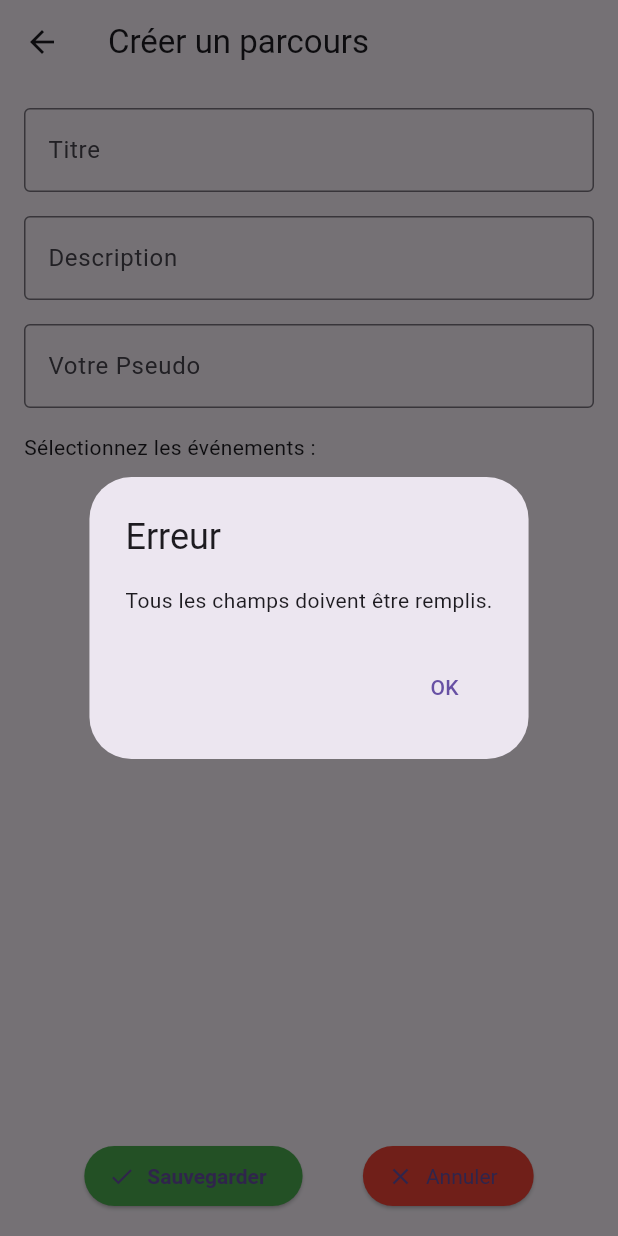
After one commit to xiaolan07/flutterEvenement, a Flutter app: the CreationParcours screen opened directly, after a tap on "Sauvegarder", on a phone screen of 412 x 824 dp. The commit adds this screen. Run offline on Flutter 3.47's test engine with Material 3 defaults, Android fonts, the phone set to English and light mode, and no system bars; our stand-ins replace firebase_core, firebase_database, flutter_rating_bar, google_maps_flutter; accounts and stored records are empty.

Commit message:
debut impl parcours

```diff
--- /dev/null
+++ b/lib/creationParcours.dart
@@ -0,0 +1,198 @@
+import 'package:flutter/material.dart';
+import 'package:flutter_dev/model/eventModel.dart';
+import 'package:flutter_dev/service/firestore.dart';
+//import 'package:fluttertoast/fluttertoast.dart';
+
+class CreationParcours extends StatefulWidget {
+  const CreationParcours({super.key});
+
+  @override
+  State<CreationParcours> createState() => _CreationParcoursState();
+}
+
+class _CreationParcoursState extends State<CreationParcours> {
+
+  final firestoreService = FirestoreService();
+  List<EventModel> allEvents = [];
+  final TextEditingController _titreController = TextEditingController();
+  final TextEditingController _descriptionController = TextEditingController();
+  final TextEditingController _pseudoController = TextEditingController();
+  final List<String> _selectedEvents = [];
+  bool _isLoading = false;
+  bool _titreError = false;
+  bool _descriptionError = false;
+  bool _pseudoError = false;
+
+
+
+    @override
+  void initState() {
+    super.initState();
+    _loadEvents();
+  }
+
+
+  void _loadEvents() async {
+    setState(() => _isLoading = true);
+    var events = await firestoreService.getAllEvents();
+    setState(() {
+      allEvents = events;
+      _isLoading = false;
+    });
+  }
+
+
+  @override
+Widget build(BuildContext context) {
+  return Scaffold(
+    appBar: AppBar(
+      title: Text('Créer un parcours'),
+    ),
+    body: Padding(
+      padding: const EdgeInsets.all(16.0),
+      child: _isLoading
+          ? Center(child: CircularProgressIndicator())
+          : Column(
+              children: [
+                Expanded(
+                  child: SingleChildScrollView(
+                    child: Column(
+                      crossAxisAlignment: CrossAxisAlignment.stretch,
+                      children: [
+                        TextField(
+                          controller: _titreController,
+                          decoration: InputDecoration(
+                            labelText: 'Titre',
+                            border: OutlineInputBorder(),
+                            errorBorder: _titreError ? const OutlineInputBorder(
+                              borderSide: BorderSide(color: Colors.red)
+                            ) : null,
+                          ),
+                          // Autres propriétés
+                          maxLines: null,
+                        ),
+                        SizedBox(height: 16.0),
+                        TextField(
+                          controller: _descriptionController,
+                          decoration: InputDecoration(
+                            labelText: 'Description',
+                            border: OutlineInputBorder(),
+                            errorBorder: _descriptionError ? const OutlineInputBorder(
+                              borderSide: BorderSide(color: Colors.red)
+                            ) : null,
+                          ),
+                          maxLines: null,
+                        ),
+                        SizedBox(height: 16.0),
+                        TextField(
+                          controller: _pseudoController,
+                          decoration: InputDecoration(
+                            labelText: 'Votre Pseudo',
+                            border: OutlineInputBorder(),
+                            errorBorder: _pseudoError ? const OutlineInputBorder(
+                              borderSide: BorderSide(color: Colors.red)
+                            ) : null,
+                          ),
+                          maxLines: null,
+                        ),
+                        SizedBox(height: 16.0),
+                        Text('Sélectionnez les événements :'),
+                        SizedBox(height: 8.0),
+                        Wrap(
+                          spacing: 8.0,
+                          runSpacing: 8.0,
+                          children: allEvents.map((evenement) {
+                            final isSelected = _selectedEvents.contains(evenement.titreFr);
+                            return ChoiceChip(
+                              label: Text(evenement.titreFr),
+                              selected: isSelected,
+                              onSelected: (selected) {
+                                setState(() {
+                                  if (selected) {
+                                    _selectedEvents.add(evenement.titreFr);
+                                  } else {
+                                    _selectedEvents.remove(evenement.titreFr);
+                                  }
+                                });
+                              },
+                            );
+                          }).toList(),
+                        ),
+                        SizedBox(height: 16.0),
+                      ],
+                    ),
+                  ),
+                ),
+                Row(
+                  mainAxisAlignment: MainAxisAlignment.spaceEvenly, // Pour bien espacer les boutons
+                  children: [
+                    ElevatedButton.icon(
+                      onPressed: () async {
+                        // Vérifiez si l'un des champs est vide
+                          if (_titreController.text.trim().isEmpty ||
+                                _descriptionController.text.trim().isEmpty ||
+                                _pseudoController.text.trim().isEmpty) {
+                              // Affichez une alerte ou un message à l'utilisateur
+                              showDialog(
+                                context: context,
+                                builder: (BuildContext context) {
+                                  return AlertDialog(
+                                    title: Text('Erreur'),
+                                    content: Text('Tous les champs doivent être remplis.'),
+                                    actions: <Widget>[
+                                      TextButton(
+                                        child: Text('OK'),
+                                        onPressed: () {
+                                          Navigator.of(context).pop(); // Ferme la boîte de dialogue
+                                        },
+                                      ),
+                                    ],
+                                  );
+                                },
+                              );
+                            } else {
+                            // Tous les champs sont remplis, procédez à la sauvegarde
+                            // Insérez ici la logique de sauvegarde de votre parcours
+                             // La description n'est pas vide, procédez à la sauvegarde
+                              // Insérez ici la logique de sauvegarde de votre parcours
+                              // Exemple de sauvegarde du parcours
+                              // await firestoreService.saveParcours(
+                              //   _titreController.text,
+                              //   _descriptionController.text,
+                              //   _selectedEvents,
+                              // );
+                            Navigator.pop(context); // Retour à l'écran précédent après la sauvegarde
+                          }
+                        },
+                      icon: Icon(Icons.check), // Icône de vérification
+                      label: Text('Sauvegarder'),
+                      style: ElevatedButton.styleFrom(
+                        textStyle: const TextStyle(
+                          color: Colors.black,
+                          fontWeight: FontWeight.bold,
+                        ),
+                        backgroundColor: Colors.green, // Couleur de fond du bouton
+                      ),
+                    ),
+                    ElevatedButton.icon(
+                      onPressed: () {
+                        Navigator.pop(context);
+                      },
+                      icon: Icon(Icons.close), // Icône de fermeture
+                      label: Text('Annuler'),
+                      style: ElevatedButton.styleFrom(
+                        backgroundColor: Colors.red, // Couleur de fond du bouton
+                        textStyle: TextStyle(
+                        color: Colors.black, // Couleur du texte
+                      ),
+                      ),
+                    ),
+                  ],
+                )
+              ],
+            ),
+    ),
+  );
+}
+
+}
--- /dev/null
+++ b/lib/model/parcoursModel.dart
@@ -0,0 +1,36 @@
+class Parcours {
+  String id; // Un identifiant unique pour le parcours, utile si vous utilisez une base de données
+  String titre;
+  String description;
+  String pseudo;
+  List<String> evenementsTitres; // Stocke les identifiants (ou titres) des événements sélectionnés
+
+  Parcours({
+    this.id = '',
+    required this.titre,
+    required this.description,
+    required this.pseudo,
+    required this.evenementsTitres,
+  });
+
+  // Convertir un objet Parcours en Map pour faciliter l'enregistrement dans une base de données
+  Map<String, dynamic> toMap() {
+    return {
+      'titre': titre,
+      'description': description,
+      'pseudo': pseudo,
+      'evenementsIds': evenementsTitres,
+    };
+  }
+
+  // Créer un objet Parcours à partir d'une Map, utile pour la lecture depuis une base de données
+  factory Parcours.fromMap(Map<String, dynamic> map, String documentId) {
+    return Parcours(
+      id: documentId, // Utiliser l'ID du document Firestore comme ID du parcours
+      titre: map['titre'] as String? ?? '',
+      description: map['description'] as String? ?? '',
+      evenementsTitres: List<String>.from(map['evenementsTitres'] as List? ?? []),
+      pseudo: map['pseudo'] as String? ?? '',
+    );
+  }
+}
--- /dev/null
+++ b/lib/parcours.dart
@@ -0,0 +1,55 @@
+import 'package:flutter/material.dart';
+import 'package:flutter_dev/creationParcours.dart';
+
+class Parcours extends StatefulWidget {
+  const Parcours({super.key});
+
+  @override
+  State<Parcours> createState() => _ParcoursState();
+}
+
+class _ParcoursState extends State<Parcours> {
+  @override
+  Widget build(BuildContext context) {
+    return Scaffold(
+      appBar: AppBar(
+        title: Text('Parcours'),
+        actions: [
+          IconButton(
+            icon: Icon(Icons.add),
+            onPressed: () {
+              // code pour créer un nouveau parcours
+            },
+          ),
+        ],
+      ),
+      body: Column(
+        children: [
+          ElevatedButton(
+            onPressed: () {
+              // Ajoutez ici le code pour créer un nouveau parcours
+               Navigator.push(
+                    context,
+                    MaterialPageRoute(
+                    builder: (context) => const CreationParcours()),
+                );
+            },
+            child: Text('Créer un parcours'),
+          ),
+          Text('Voir tous les parcours'),
+          Expanded(
+            child: ListView.builder(
+            //  itemCount: parcours.length,
+              itemBuilder: (BuildContext context, int index) {
+                return ListTile(
+                 // title: Text(parcours[index].nom),
+                  //subtitle: Text(parcours[index].description),
+                );
+              },
+            ),
+          ),
+        ],
+      ),
+    );
+  }
+}
--- a/pubspec.yaml
+++ b/pubspec.yaml
@@ -33,6 +33,8 @@ dependencies:
   flutter:
     sdk: flutter
   google_maps_flutter: ^2.6.0
+  flutter_rating_bar: ^4.0.1
+  #fluttertoast: ^8.0.9
 
 
 
@@ -45,7 +47,6 @@ dependencies:
   firebase_database: ^10.4.10
   geocoding_platform_interface: ^3.2.0
   url_launcher: ^6.2.5
-  flutter_rating_bar: ^4.0.1
 
 dev_dependencies:
   flutter_test:
```
Also changed, not shown: lib/eventDetailsPage.dart (+13 -3 lines), lib/main.dart (+16 -1 lines), 2 other files.
